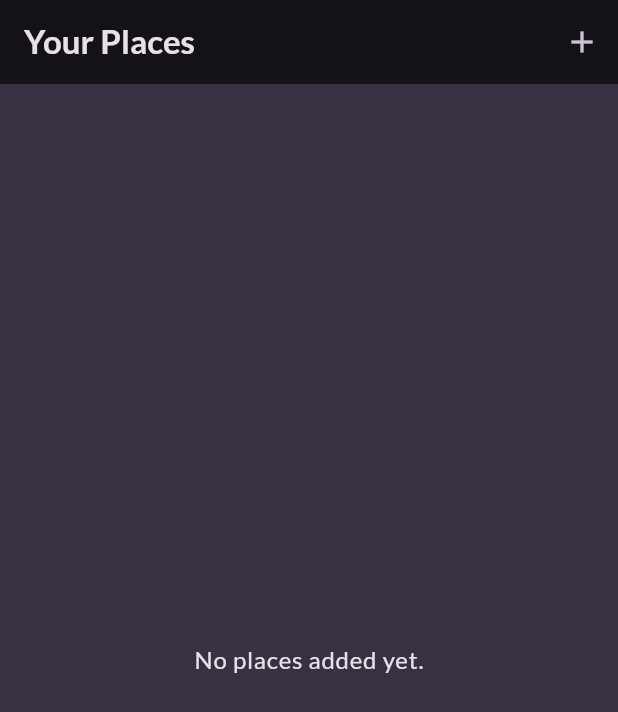
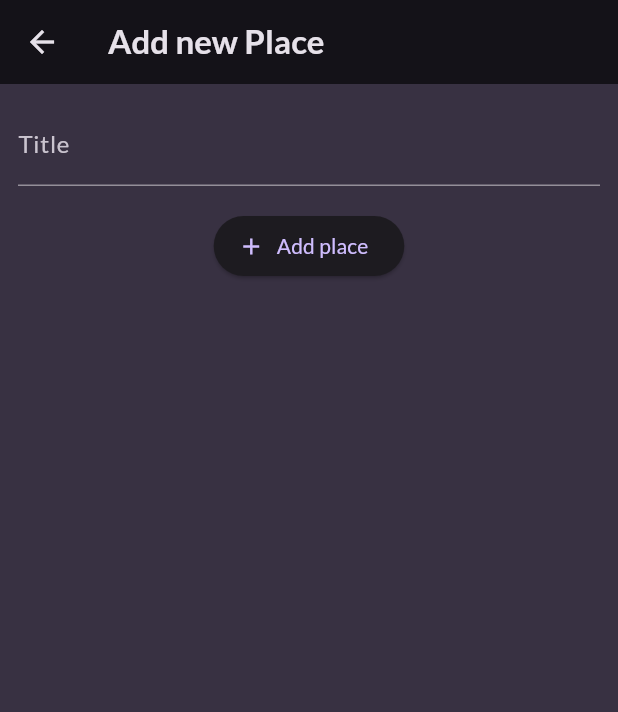
Before and after one commit to ajay-rathod0801/favorite_places, a Flutter app: the screen it shows after launch, after a tap on the "add" icon, on a phone screen of 412 x 824 dp. Shown: the top 712 px of the screen. Run offline on Flutter 3.47's test engine with Material 3 defaults, Android fonts, the phone set to English and light mode, and no system bars; our stand-ins replace flutter_riverpod, gap, google_fonts.

Commit message:
add riverpod state management

```diff
--- a/lib/main.dart
+++ b/lib/main.dart
@@ -1,7 +1,8 @@
+import 'package:flutter/material.dart';
+import 'package:flutter_riverpod/flutter_riverpod.dart';
+import 'package:google_fonts/google_fonts.dart';
+
 import 'package:favorite_places/screens/places.dart';
-import 'package:flutter/material.dart';
-
-import 'package:google_fonts/google_fonts.dart';
 
 final colorScheme = ColorScheme.fromSeed(
   brightness: Brightness.dark,
@@ -27,7 +28,7 @@ final theme = ThemeData().copyWith(
 
 void main() {
   runApp(
-      const MyApp(),
+    const ProviderScope(child: MyApp()),
   );
 }
 
--- /dev/null
+++ b/lib/providers/user_places.dart
@@ -0,0 +1,16 @@
+import 'package:flutter_riverpod/flutter_riverpod.dart';
+
+import '../models/place.dart';
+
+class UserPlacesNotifier extends StateNotifier<List<Place>> {
+  UserPlacesNotifier() : super(const []);
+
+  void addPlace(String title) {
+    final newPlace = Place(title: title);
+    state = [newPlace, ...state];
+  }
+}
+
+final userPlacesProvider = StateNotifierProvider<UserPlacesNotifier, List<Place>>(
+  (ref) => UserPlacesNotifier(),
+);
--- a/lib/screens/add_place.dart
+++ b/lib/screens/add_place.dart
@@ -0,0 +1,86 @@
+import 'package:flutter/material.dart';
+import 'package:flutter_riverpod/flutter_riverpod.dart';
+import 'package:gap/gap.dart';
+
+import 'package:favorite_places/providers/user_places.dart';
+
+class AddPlaceScreen extends ConsumerStatefulWidget {
+  const AddPlaceScreen({super.key});
+
+  @override
+  ConsumerState<AddPlaceScreen> createState() {
+    return _AddPlaceScreenState();
+  }
+}
+
+class _AddPlaceScreenState extends ConsumerState<AddPlaceScreen> {
+  final _titleController = TextEditingController();
+
+  void _savePlace() {
+    final enteredTitle = _titleController.text;
+
+    if (enteredTitle.isEmpty) {
+      showDialog(
+        context: context,
+        builder: (ctx) {
+          return  AlertDialog(
+            title: Text('Error'),
+            content: Text('Please enter a title'),
+            actions: [
+              TextButton(
+                onPressed: () {
+                  Navigator.of(ctx).pop();
+                },
+                child: const Text('Okay'),
+                style:  TextButton.styleFrom(
+                  foregroundColor: Theme.of(context).colorScheme.onPrimary,
+              ),
+              ),
+            ],
+          );
+        },
+      );
+      return;
+    }
+    ref.read(userPlacesProvider.notifier).addPlace(enteredTitle);
+
+    Navigator.of(context).pop();
+  }
+
+  @override
+  void dispose() {
+    _titleController.dispose();
+    super.dispose();
+  }
+
+  @override
+  Widget build(BuildContext context) {
+    return Scaffold(
+      appBar: AppBar(
+        title: const Text('Add new Place'),
+      ),
+      body: SingleChildScrollView(
+        padding: const EdgeInsets.all(12),
+        child: Column(
+          children: [
+            TextField(
+              decoration: const InputDecoration(
+                labelText: ('Title'),
+              ),
+              controller: _titleController,
+              style: TextStyle(
+                color: Theme.of(context).colorScheme.onBackground,
+              ),
+            ),
+            const Gap(16),
+            ElevatedButton.icon(
+              onPressed: _savePlace,
+              icon: const Icon(Icons.add),
+              label: const Text('Add place'),
+            ),
+          ],
+        ),
+      ),
+    );
+  }
+}
--- a/lib/screens/places.dart
+++ b/lib/screens/places.dart
@@ -1,24 +1,35 @@
 import 'package:flutter/material.dart';
+import 'package:flutter_riverpod/flutter_riverpod.dart';
 
 import '../widgets/places_list.dart';
+import 'package:favorite_places/providers/user_places.dart';
+import 'package:favorite_places/screens/add_place.dart';
 
-class PlacesScreen extends StatelessWidget {
+class PlacesScreen extends ConsumerWidget {
   const PlacesScreen({super.key});
 
   @override
-  Widget build(BuildContext context) {
+  Widget build(BuildContext context, WidgetRef ref) {
+    final userPlaces = ref.watch(userPlacesProvider);
+
     return Scaffold(
       appBar: AppBar(
         title: Text('Your Places'),
         actions: [
           IconButton(
             icon: const Icon(Icons.add),
-            onPressed: () {},
+            onPressed: () {
+              Navigator.of(context).push(
+                MaterialPageRoute(
+                  builder: (ctx) => const AddPlaceScreen(),
+                ),
+              );
+            },
           ),
         ],
       ),
       body: PlacesList(
-        places: [],
+        places: userPlaces,
       ),
     );
   }
--- a/lib/screens/places_detail.dart
+++ b/lib/screens/places_detail.dart
@@ -0,0 +1,26 @@
+import 'package:flutter/material.dart';
+
+import 'package:favorite_places/models/place.dart';
+
+class PlaceDetailScreen extends StatelessWidget {
+  const PlaceDetailScreen({super.key, required this.place});
+
+  final Place place;
+
+  @override
+  Widget build(BuildContext context) {
+    return Scaffold(
+      appBar: AppBar(
+        title: Text(place.title),
+      ),
+      body: Center(
+        child: Text(
+          place.title,
+          style: Theme.of(context).textTheme.bodyLarge!.copyWith(
+                color: Theme.of(context).colorScheme.onBackground,
+              ),
+        ),
+      ),
+    );
+  }
+}
--- a/lib/widgets/places_list.dart
+++ b/lib/widgets/places_list.dart
@@ -1,3 +1,4 @@
+import 'package:favorite_places/screens/places_detail.dart';
 import 'package:flutter/material.dart';
 
 import 'package:favorite_places/models/place.dart';
@@ -28,6 +29,13 @@ class PlacesList extends StatelessWidget {
                 color: Theme.of(context).colorScheme.onBackground,
               ),
         ),
+        onTap: () {
+          Navigator.of(context).push(
+            MaterialPageRoute(
+              builder: (ctx) => PlaceDetailScreen(place: places[index]),
+            ),
+          );
+        },
       ),
     );
   }
--- a/pubspec.yaml
+++ b/pubspec.yaml
@@ -37,6 +37,8 @@ dependencies:
   cupertino_icons: ^1.0.2
   google_fonts: ^6.1.0
   uuid: ^4.3.3
+  gap: ^3.0.1
+  flutter_riverpod: ^2.4.10
 
 dev_dependencies:
   flutter_test:
```
